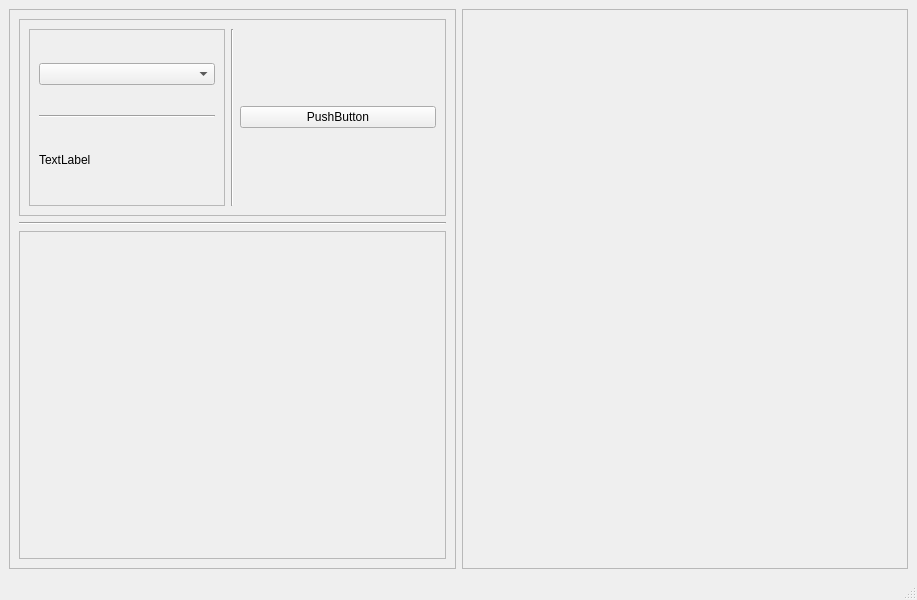
Above: Mainwindow_Ui.ui from Riptide41/ComWriter before the change. Below: the same form after it.
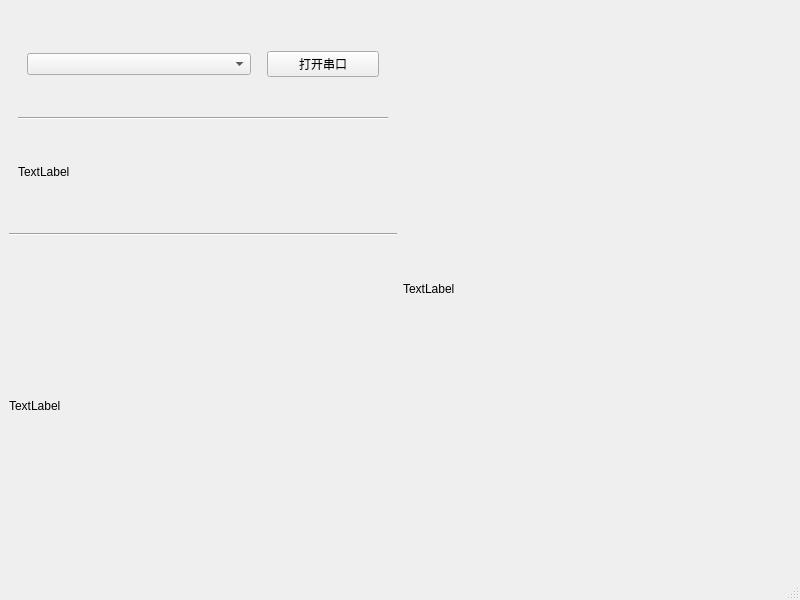
That is the form after the change. Custom widgets are drawn as their Qt base class.

```diff
--- a/Mainwindow_Ui.ui
+++ b/Mainwindow_Ui.ui
@@ -6,95 +6,72 @@
    <rect>
     <x>0</x>
     <y>0</y>
-    <width>917</width>
+    <width>800</width>
     <height>600</height>
    </rect>
   </property>
+  <property name="minimumSize">
+   <size>
+    <width>800</width>
+    <height>600</height>
+   </size>
+  </property>
   <property name="windowTitle">
    <string>MainWindow</string>
   </property>
   <widget class="QWidget" name="centralwidget">
-   <layout class="QHBoxLayout" name="horizontalLayout_2">
-    <item>
-     <widget class="QFrame" name="frame_5">
-      <property name="sizePolicy">
-       <sizepolicy hsizetype="Preferred" vsizetype="Preferred">
-        <horstretch>1</horstretch>
-        <verstretch>0</verstretch>
-       </sizepolicy>
-      </property>
-      <property name="frameShape">
-       <enum>QFrame::StyledPanel</enum>
-      </property>
-      <property name="frameShadow">
-       <enum>QFrame::Raised</enum>
-      </property>
-      <layout class="QVBoxLayout" name="verticalLayout_5">
-       <item>
-        <widget class="QFrame" name="frame_4">
-         <property name="sizePolicy">
-          <sizepolicy hsizetype="Preferred" vsizetype="Preferred">
-           <horstretch>0</horstretch>
-           <verstretch>3</verstretch>
-          </sizepolicy>
-         </property>
-         <property name="frameShape">
-          <enum>QFrame::StyledPanel</enum>
-         </property>
-         <property name="frameShadow">
-          <enum>QFrame::Raised</enum>
-         </property>
          <layout class="QHBoxLayout" name="horizontalLayout">
           <item>
-           <widget class="QFrame" name="frame_3">
-            <property name="frameShape">
-             <enum>QFrame::StyledPanel</enum>
-            </property>
-            <property name="frameShadow">
-             <enum>QFrame::Raised</enum>
-            </property>
-            <layout class="QVBoxLayout" name="verticalLayout_4">
+     <layout class="QVBoxLayout" name="verticalLayout">
+      <item>
+       <widget class="QWidget" name="widget" native="true">
+        <property name="sizePolicy">
+         <sizepolicy hsizetype="Preferred" vsizetype="Preferred">
+          <horstretch>0</horstretch>
+          <verstretch>2</verstretch>
+         </sizepolicy>
+        </property>
+        <layout class="QVBoxLayout" name="verticalLayout_2">
              <item>
-              <spacer name="verticalSpacer_2">
-               <property name="orientation">
-                <enum>Qt::Vertical</enum>
-               </property>
-               <property name="sizeHint" stdset="0">
-                <size>
-                 <width>20</width>
-                 <height>24</height>
-                </size>
-               </property>
-              </spacer>
-             </item>
+          <widget class="QWidget" name="horizontalWidget" native="true">
+           <property name="sizePolicy">
+            <sizepolicy hsizetype="Preferred" vsizetype="Preferred">
+             <horstretch>0</horstretch>
+             <verstretch>1</verstretch>
+            </sizepolicy>
+           </property>
+           <layout class="QHBoxLayout" name="horizontalLayout_4">
+            <property name="spacing">
+             <number>16</number>
+            </property>
+            <property name="sizeConstraint">
+             <enum>QLayout::SetDefaultConstraint</enum>
+            </property>
              <item>
               <widget class="Combobox" name="cmb_port">
                <property name="sizePolicy">
                 <sizepolicy hsizetype="Preferred" vsizetype="Fixed">
-                 <horstretch>0</horstretch>
-                 <verstretch>1</verstretch>
-                </sizepolicy>
-               </property>
-               <property name="editable">
-                <bool>false</bool>
-               </property>
+                <horstretch>2</horstretch>
+                <verstretch>0</verstretch>
+               </sizepolicy>
+              </property>
               </widget>
              </item>
              <item>
-              <spacer name="verticalSpacer">
-               <property name="orientation">
-                <enum>Qt::Vertical</enum>
-               </property>
-               <property name="sizeType">
-                <enum>QSizePolicy::Preferred</enum>
-               </property>
-               <property name="sizeHint" stdset="0">
-                <size>
-                 <width>20</width>
-                 <height>24</height>
-                </size>
-               </property>
-              </spacer>
+             <widget class="QPushButton" name="btn_open_close_port">
+              <property name="sizePolicy">
+               <sizepolicy hsizetype="Minimum" vsizetype="Fixed">
+                <horstretch>1</horstretch>
+                <verstretch>0</verstretch>
+               </sizepolicy>
+              </property>
+              <property name="text">
+               <string>打开串口</string>
+              </property>
+             </widget>
+            </item>
+           </layout>
+          </widget>
              </item>
              <item>
               <widget class="Line" name="line_2">
@@ -122,59 +99,29 @@
           <item>
            <widget class="Line" name="line_3">
             <property name="orientation">
-             <enum>Qt::Vertical</enum>
-            </property>
-           </widget>
-          </item>
-          <item>
-           <widget class="QPushButton" name="btn_connect_port">
-            <property name="text">
-             <string>PushButton</string>
-            </property>
-           </widget>
-          </item>
-         </layout>
-        </widget>
-       </item>
-       <item>
-        <widget class="Line" name="line">
-         <property name="orientation">
           <enum>Qt::Horizontal</enum>
          </property>
         </widget>
        </item>
        <item>
-        <widget class="QFrame" name="frame">
+       <widget class="QLabel" name="label_2">
          <property name="sizePolicy">
           <sizepolicy hsizetype="Preferred" vsizetype="Preferred">
            <horstretch>0</horstretch>
-           <verstretch>5</verstretch>
-          </sizepolicy>
-         </property>
-         <property name="frameShape">
-          <enum>QFrame::StyledPanel</enum>
-         </property>
-         <property name="frameShadow">
-          <enum>QFrame::Raised</enum>
+          <verstretch>3</verstretch>
+         </sizepolicy>
+        </property>
+        <property name="text">
+         <string>TextLabel</string>
          </property>
         </widget>
        </item>
       </layout>
-     </widget>
     </item>
     <item>
-     <widget class="QFrame" name="frame_2">
-      <property name="sizePolicy">
-       <sizepolicy hsizetype="Preferred" vsizetype="Preferred">
-        <horstretch>1</horstretch>
-        <verstretch>0</verstretch>
-       </sizepolicy>
-      </property>
-      <property name="frameShape">
-       <enum>QFrame::StyledPanel</enum>
-      </property>
-      <property name="frameShadow">
-       <enum>QFrame::Raised</enum>
+     <widget class="QLabel" name="label">
+      <property name="text">
+       <string>TextLabel</string>
       </property>
      </widget>
     </item>
```
Left out of the diff: 2 changed lines with no effect on the pictures. Lines whose indentation alone changed are shown as unchanged.
